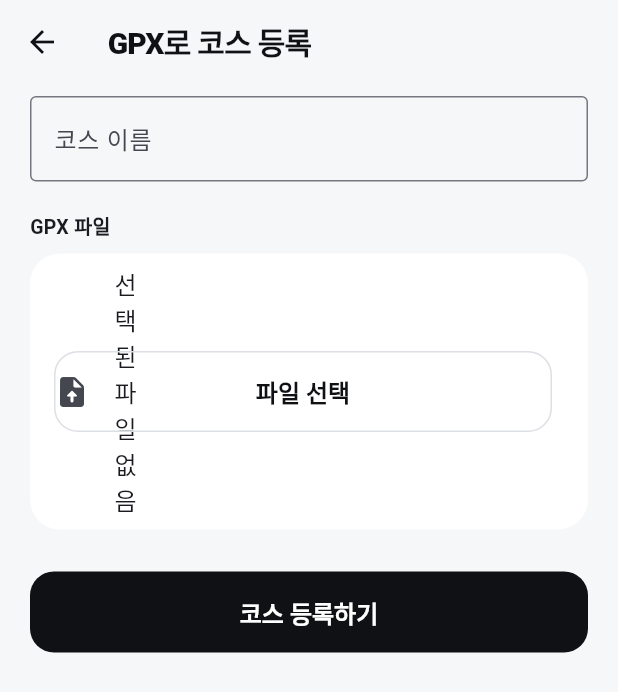
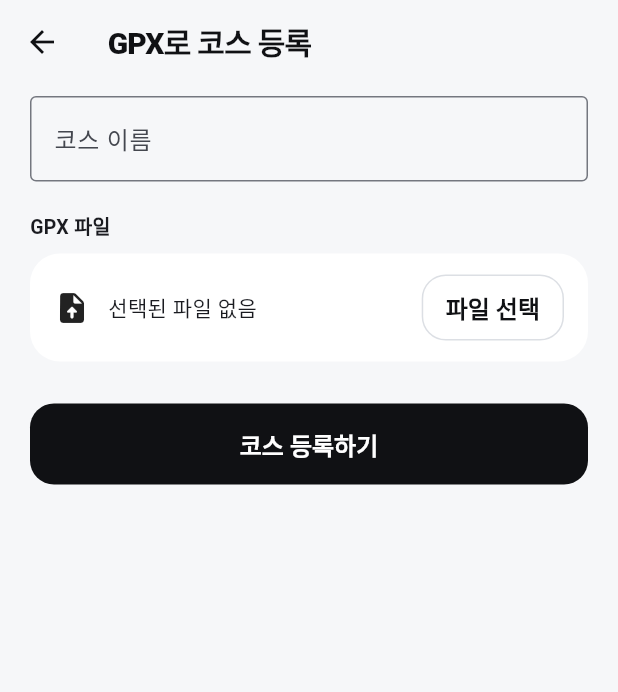
Before and after one commit to RunnserJeju/runnerJeju, a Flutter app: the AppShell screen opened directly, item 2 of the bottom bar chosen, after a tap on the "upload file" icon, on a phone screen of 412 x 824 dp. Shown: the top 692 px of the screen. Run offline on Flutter 3.47's test engine with Material 3 defaults, Android fonts, the phone set to English and light mode, and no system bars; our stand-ins replace dio, file_picker, flutter_secure_storage, geolocator; missing offline and left inert: kakao_flutter_sdk_user, kakao_map_sdk; accounts and stored records are empty; network calls fail.

Commit message:
gpx 업로드 페이지 오류 수정 및 ios용 루프백 IP 설정 등

````diff
--- a/frontend/app/lib/config/app_config.dart
+++ b/frontend/app/lib/config/app_config.dart
@@ -1,17 +1,29 @@
+import 'package:flutter/foundation.dart';
+
 /// 빌드 시점에 주입되는 환경 설정.
 ///
-/// 실행 예:
-/// flutter run --dart-define=API_BASE_URL=http://10.0.2.2:8000
+/// 배포 서버 등 다른 곳을 보게 하려면 주입한다:
+/// flutter run --dart-define=API_BASE_URL=https://api.example.com
 class AppConfig {
   const AppConfig._();
 
   //default Natvie App Key
   static const String kakaoNativeAppKey = 'b996f6761bcc8585602205c0912bc007';
 
-  static const String apiBaseUrl = String.fromEnvironment(
-    'API_BASE_URL',
-    defaultValue: 'http://10.0.2.2:8000',
-  );
+  /// 서버 주소. --dart-define=API_BASE_URL 로 덮어쓸 수 있고, 없으면 플랫폼별
+  /// 로컬 개발 서버를 가리킨다.
+  static String get apiBaseUrl {
+    const injected = String.fromEnvironment('API_BASE_URL');
+    if (injected.isNotEmpty) return injected;
+
+    // 안드로이드 에뮬레이터만 호스트를 10.0.2.2라는 별도 주소로 본다.
+    if (!kIsWeb && defaultTargetPlatform == TargetPlatform.android) {
+      return 'http://10.0.2.2:8000';
+    }
+
+    // iOS 시뮬레이터 등 나머지는 호스트 네트워크를 그대로 쓴다(루프백).
+    return 'http://127.0.0.1:8000';
+  }
 
   static bool get hasKakaoNativeAppKey => kakaoNativeAppKey.isNotEmpty;
 }
--- a/frontend/app/lib/exceptions/app_exception.dart
+++ b/frontend/app/lib/exceptions/app_exception.dart
@@ -1,8 +1,55 @@
-/// 서비스 계층 예외의 공통 인터페이스.
+import 'package:dio/dio.dart';
+import 'package:flutter/foundation.dart';
+import 'package:flutter/services.dart';
+
+/// 서비스 계층 예외의 베이스.
 ///
-/// 각 서비스가 원인 예외(cause)를 통일된 방식으로 들고 있게 해서, AsyncView 같은
-/// 공용 위젯이 어떤 서비스에서 온 에러인지 몰라도 원인(예: 401)을 꺼내볼 수 있다.
-abstract interface class AppException implements Exception {
-  String get message;
-  Object? get cause;
+/// 기본은 이 클래스를 그대로 쓴다 — 화면에 보여줄 [message]와 디버깅용 원인
+/// [cause]면 대부분의 실패를 표현하기에 충분하다:
+///
+/// ```dart
+/// throw AppException('코스 목록을 불러오지 못했어요.', e);
+/// ```
+///
+/// 호출부에서 `on XxxException`으로 구분해 잡아야 할 때만 상속해서 구체화한다.
+/// 구분할 이유가 없다면 이름만 다른 클래스를 늘리지 않는다:
+///
+/// ```dart
+/// class SessionExpiredException extends AppException {
+///   SessionExpiredException([Object? cause]) : super('다시 로그인해 주세요.', cause);
+/// }
+/// ```
+class AppException implements Exception {
+  AppException(this.message, [this.cause]) {
+    final detail = describeCause(cause);
+    if (detail != null) {
+      // 하위 클래스면 그 이름으로 찍힌다.
+      debugPrint('$runtimeType: $message ← $detail');
+    }
+  }
+
+  final String message;
+  final Object? cause;
+
+  /// 화면에는 이 값을 보여준다 — 원인까지 포함해서 디버깅 중엔 바로 확인할 수 있다.
+  @override
+  String toString() {
+    final detail = describeCause(cause);
+    return detail == null ? message : '$message\n($detail)';
+  }
 }
+
+/// [cause]를 사람이 읽을 수 있는 문자열로 풀어준다 — 화면/로그에서 타임아웃, 상태
+/// 코드 같은 실제 원인을 바로 보려는 목적. cause가 없으면 null.
+String? describeCause(Object? cause) {
+  if (cause == null) return null;
+  if (cause is PlatformException) {
+    return 'PlatformException(code: ${cause.code}, message: ${cause.message}, '
+        'details: ${cause.details})';
+  }
+  if (cause is DioException) {
+    return 'DioException(type: ${cause.type}, status: ${cause.response?.statusCode}, '
+        'body: ${cause.response?.data}, message: ${cause.message})';
+  }
+  return cause.toString();
+}
--- a/frontend/app/lib/network/api_client.dart
+++ b/frontend/app/lib/network/api_client.dart
@@ -8,8 +8,8 @@ class ApiClient {
   }) : dio = Dio(
          BaseOptions(
            baseUrl: baseUrl,
-           connectTimeout: const Duration(seconds: 5),
-           receiveTimeout: const Duration(seconds: 5),
+           connectTimeout: const Duration(seconds: 30),
+           receiveTimeout: const Duration(seconds: 30),
          ),
        ) {
     if (getAccessToken != null) {
--- a/frontend/app/lib/screens/app_shell.dart
+++ b/frontend/app/lib/screens/app_shell.dart
@@ -56,7 +56,10 @@ class _AppShellState extends State<AppShell> {
         height: 68,
         padding: EdgeInsets.zero,
         child: Row(
-          mainAxisAlignment: MainAxisAlignment.spaceAround,
+          children: [
+            Expanded(
+              child: Row(
+                mainAxisAlignment: MainAxisAlignment.spaceEvenly,
                 children: [
                   _NavItem(
                     icon: Icons.home_rounded,
@@ -70,7 +73,17 @@ class _AppShellState extends State<AppShell> {
                     selected: _index == 1,
                     onTap: () => setState(() => _index = 1),
                   ),
+                ],
+              ),
+            ),
+            // FAB(72)가 들어갈 자리. 좌우를 Expanded로 동일 폭으로 맞춰야
+            // 라벨 길이가 달라도 이 틈이 항상 화면 정중앙에 오고, centerDocked로
+            // 배치되는 FAB의 실제 중심과 어긋나지 않는다.
             const SizedBox(width: 72),
+            Expanded(
+              child: Row(
+                mainAxisAlignment: MainAxisAlignment.spaceEvenly,
+                children: [
                   _NavItem(
                     icon: Icons.workspace_premium_rounded,
                     label: '스탬프',
@@ -82,6 +95,9 @@ class _AppShellState extends State<AppShell> {
                     label: '마이페이지',
                     selected: _index == 3,
                     onTap: () => setState(() => _index = 3),
+                  ),
+                ],
+              ),
             ),
           ],
         ),
--- a/frontend/app/lib/screens/course/gpx_upload_screen.dart
+++ b/frontend/app/lib/screens/course/gpx_upload_screen.dart
@@ -81,6 +81,7 @@ class _GpxUploadScreenState extends State<GpxUploadScreen> {
     final file = _pickedFile;
 
     return Scaffold(
+      resizeToAvoidBottomInset: false,
       appBar: AppBar(title: const Text('GPX로 코스 등록')),
       body: Form(
         key: _formKey,
@@ -105,17 +106,53 @@ class _GpxUploadScreenState extends State<GpxUploadScreen> {
             ),
             const SizedBox(height: 8),
             Card(
-              child: ListTile(
-                leading: Icon(
-                  file == null ? Icons.upload_file_rounded : Icons.route_rounded,
+              child: Padding(
+                padding: const EdgeInsets.symmetric(
+                  horizontal: 16,
+                  vertical: 12,
                 ),
-                title: Text(file?.name ?? '선택된 파일 없음'),
-                subtitle: file == null
-                    ? null
-                    : Text('${(file.size / 1024).toStringAsFixed(0)} KB'),
-                trailing: OutlinedButton(
-                  onPressed: _submitting ? null : _pickFile,
-                  child: Text(file == null ? '파일 선택' : '변경'),
+                child: Row(
+                  children: [
+                    Icon(
+                      file == null
+                          ? Icons.upload_file_rounded
+                          : Icons.route_rounded,
+                    ),
+                    const SizedBox(width: 12),
+                    Expanded(
+                      child: Column(
+                        mainAxisSize: MainAxisSize.min,
+                        crossAxisAlignment: CrossAxisAlignment.start,
+                        children: [
+                          Text(
+                            file?.name ?? '선택된 파일 없음',
+                            overflow: TextOverflow.ellipsis,
+                          ),
+                          if (file != null)
+                            Text(
+                              '${(file.size / 1024).toStringAsFixed(0)} KB',
+                              style: Theme.of(context).textTheme.bodySmall,
+                            ),
+                        ],
+                      ),
+                    ),
+                    const SizedBox(width: 12),
+                    OutlinedButton(
+                      onPressed: _submitting ? null : _pickFile,
+                      // 전역 OutlinedButton 테마의 minimumSize는 화면 폭 전체를
+                      // 채우는 버튼(Size.fromHeight)을 기준으로 잡혀 있다. 이 버튼은
+                      // Row 안에 Expanded 없이 놓이므로 그 값을 그대로 물려받으면
+                      // 무한 너비를 요구해 레이아웃이 깨진다. 여기서만 좁게 되돌린다.
+                      style: OutlinedButton.styleFrom(
+                        minimumSize: Size.zero,
+                        padding: const EdgeInsets.symmetric(
+                          horizontal: 16,
+                          vertical: 10,
+                        ),
+                      ),
+                      child: Text(file == null ? '파일 선택' : '변경'),
+                    ),
+                  ],
                 ),
               ),
             ),
--- a/frontend/app/lib/screens/home/home_screen.dart
+++ b/frontend/app/lib/screens/home/home_screen.dart
@@ -92,8 +92,6 @@ class _WeeklySummaryCard extends StatelessWidget {
     return Card(
       child: Padding(
         padding: const EdgeInsets.all(20),
-        child: SizedBox(
-          height: 116,
         child: FutureBuilder<List<RunRecord>>(
           future: future,
           builder: (context, snapshot) => AsyncView<List<RunRecord>>(
@@ -103,8 +101,11 @@ class _WeeklySummaryCard extends StatelessWidget {
             emptyTitle: '이번 주 기록이 없어요',
             emptyMessage: '아래 버튼으로 첫 러닝을 시작해 보세요',
             emptyIcon: Icons.directions_run_rounded,
-              builder: (context, records) => _SummaryContent(records: records),
-            ),
+            // 116은 데이터가 있을 때의 요약 레이아웃 높이일 뿐, 로딩/에러/빈
+            // 상태 메시지(아이콘+제목+버튼)는 이보다 크므로 그 상태에서는
+            // 강제로 줄이지 않고 고정 높이를 로드된 콘텐츠에만 건다.
+            builder: (context, records) =>
+                SizedBox(height: 116, child: _SummaryContent(records: records)),
           ),
         ),
       ),
@@ -179,9 +180,7 @@ class _RecommendedCourses extends StatelessWidget {
 
   @override
   Widget build(BuildContext context) {
-    return SizedBox(
-      height: 210,
-      child: FutureBuilder<List<RunningCourse>>(
+    return FutureBuilder<List<RunningCourse>>(
       future: future,
       builder: (context, snapshot) => AsyncView<List<RunningCourse>>(
         snapshot: snapshot,
@@ -190,10 +189,15 @@ class _RecommendedCourses extends StatelessWidget {
         emptyTitle: '아직 코스가 없어요',
         emptyMessage: '직접 달린 경로를 코스로 등록해 보세요',
         emptyIcon: Icons.route_rounded,
+        // 210은 목록(ListView)이 스스로 스크롤되기 위해 필요한 고정 높이일
+        // 뿐이다. 로딩/에러/빈 상태 메시지는 이 값과 무관하게 필요한 만큼
+        // 자연스러운 높이를 가져야 하므로 로드된 목록에만 높이를 건다.
         builder: (context, courses) {
           final top = courses.take(5).toList();
 
-            return ListView.separated(
+          return SizedBox(
+            height: 210,
+            child: ListView.separated(
               padding: EdgeInsets.zero,
               itemCount: top.length,
               separatorBuilder: (_, _) => const SizedBox(height: 12),
@@ -205,9 +209,9 @@ class _RecommendedCourses extends StatelessWidget {
                   ),
                 ),
               ),
+            ),
           );
         },
-        ),
       ),
     );
   }
--- a/frontend/app/lib/widgets/run_map_view.dart
+++ b/frontend/app/lib/widgets/run_map_view.dart
@@ -21,7 +21,7 @@ class RunMapView extends StatefulWidget {
     this.followCurrentPosition = false,
   });
 
-  /// 따라 달릴 코스 경로. 회색 실선으로 그린다.
+  /// 따라 달릴 코스 경로. 강조색 실선으로 그린다.
   final List<GeoPoint> coursePath;
 
   /// 사용자가 실제로 달린 경로. 강조색 실선으로 그린다.
@@ -82,7 +82,7 @@ class _RunMapViewState extends State<RunMapView> {
   static const int _fitPadding = 48;
 
   late final kakao.RouteStyle _courseStyle = kakao.RouteStyle(
-    const Color(0xBF7A8593), // 75% 불투명 회색
+    AppColors.accent,
     6,
   );
   late final kakao.RouteStyle _runStyle = kakao.RouteStyle(AppColors.ink, 7);
````
Also changed, not shown: frontend/app/lib/services/auth_service.dart (+5 -32 lines), frontend/app/lib/services/course_service.dart (+6 -18 lines), frontend/app/lib/services/run_service.dart (+2 -14 lines), frontend/app/lib/services/stamp_service.dart (+2 -14 lines), frontend/app/lib/services/verification_service.dart (+3 -12 lines). Lines whose indentation alone changed are shown as unchanged.
